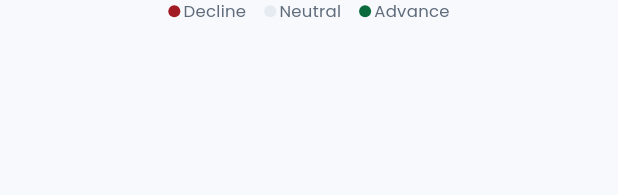
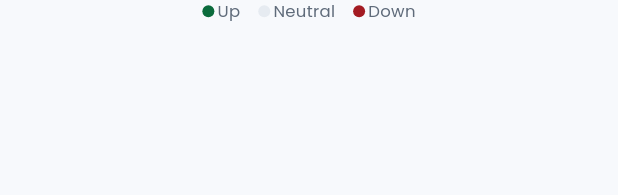
Before and after one commit to Sahil-Kundaliya/021-Trade-App, a Flutter app: the HeatMapLegend widget shown alone on an empty page, opened directly, on a phone screen of 412 x 824 dp. Shown: the top 195 px of the screen. Run offline on Flutter 3.47's test engine with Material 3 defaults, Android fonts, the phone set to English and light mode, and no system bars; our stand-ins replace auto_route, connectivity_plus, flutter_bloc, flutter_local_notifications, flutter_secure_storage, get_it and 3 more; accounts and stored records are empty; statements that could not run were skipped.

Commit message:
Fix legends on heat map

```diff
--- a/packages/features/dashboard/lib/src/heat_map/presentation/widgets/heat_map_legend.dart
+++ b/packages/features/dashboard/lib/src/heat_map/presentation/widgets/heat_map_legend.dart
@@ -13,11 +13,11 @@ class HeatMapLegend extends StatelessWidget {
     return Row(
       mainAxisAlignment: MainAxisAlignment.center,
       children: [
-        _LegendItem(label: 'Decline', color: negative.fill),
+        _LegendItem(label: 'Up', color: positive.fill),
         const SizedBox(width: AppSpacing.md),
         _LegendItem(label: 'Neutral', color: neutral.fill),
         const SizedBox(width: AppSpacing.md),
-        _LegendItem(label: 'Advance', color: positive.fill),
+        _LegendItem(label: 'Down', color: negative.fill),
       ],
     );
   }
```
Also changed, not shown: pubspec.lock, 1 other file.
